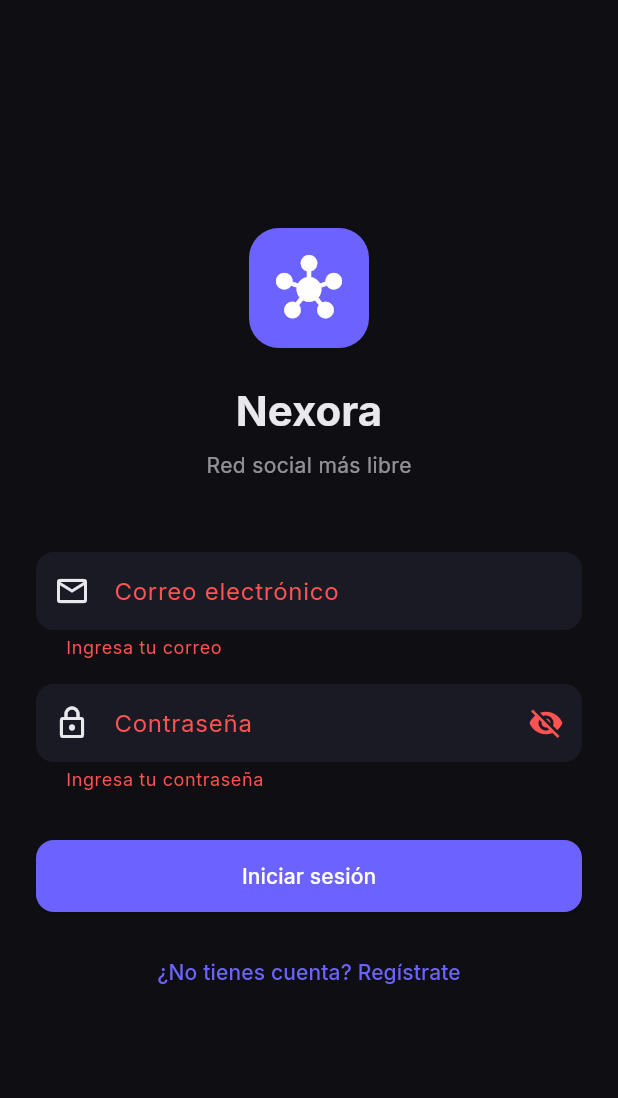
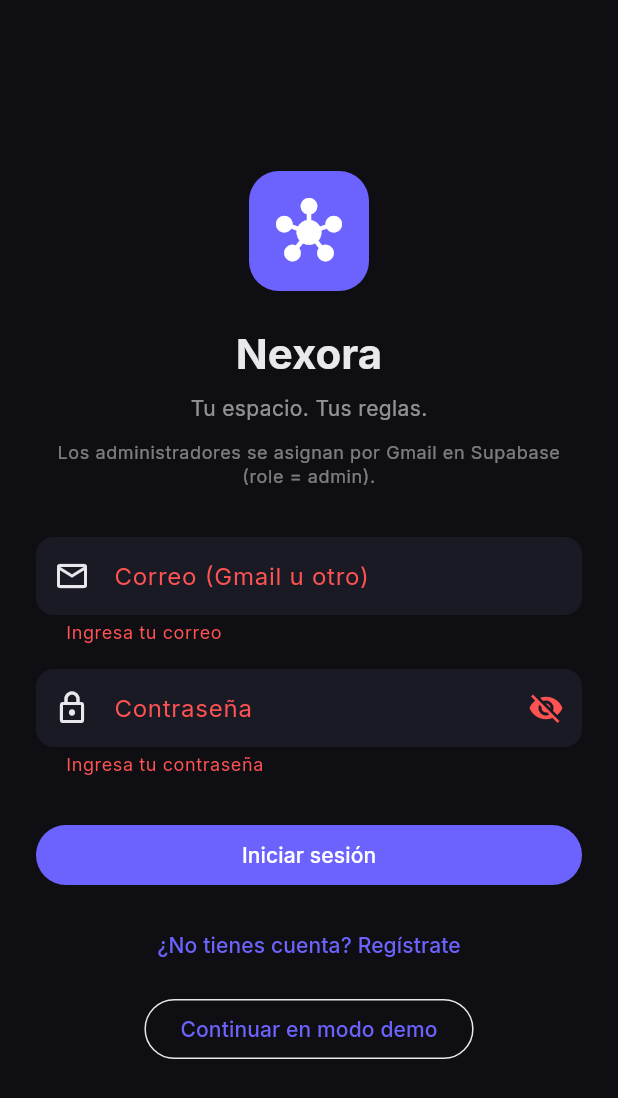
Before and after one commit to velazquezeleazarf51-spec/nexora, a Flutter app: the screen it shows after launch, after a tap on "Iniciar sesión", on a phone screen of 412 x 824 dp. Shown: the top 1098 px of the screen. Run offline on Flutter 3.47's test engine with Material 3 defaults, Android fonts, the phone set to English and light mode, and no system bars; our stand-ins replace flutter_riverpod, google_fonts, hive_flutter, supabase_flutter; accounts and stored records are empty.

Commit message:
Login y Splash navegan a HomeScreen; registro con Gmail; modo demo

```diff
--- a/lib/features/auth/presentation/login_screen.dart
+++ b/lib/features/auth/presentation/login_screen.dart
@@ -2,9 +2,12 @@ import 'package:flutter/material.dart';
 import 'package:flutter_riverpod/flutter_riverpod.dart';
 import 'package:supabase_flutter/supabase_flutter.dart';
 
+import '../../home/home_screen.dart';
+import '../../../core/constants.dart';
+
 class LoginScreen extends ConsumerStatefulWidget {
-  const LoginScreen({super.key});
-
+  const LoginScreen({super.key, this.supabaseReady = true});
+  final bool supabaseReady;
   @override
   ConsumerState<LoginScreen> createState() => _LoginScreenState();
 }
@@ -12,45 +15,72 @@ class LoginScreen extends ConsumerStatefulWidget {
 class _LoginScreenState extends ConsumerState<LoginScreen> {
   final _emailController = TextEditingController();
   final _passwordController = TextEditingController();
+  final _usernameController = TextEditingController();
   final _formKey = GlobalKey<FormState>();
   bool _isLoading = false;
   bool _obscurePassword = true;
+  bool _isRegistering = false;
 
   @override
   void dispose() {
     _emailController.dispose();
     _passwordController.dispose();
+    _usernameController.dispose();
     super.dispose();
   }
 
-  Future<void> _login() async {
+  void _goHome({required bool isDemo, String? email}) {
+    Navigator.of(context).pushAndRemoveUntil(
+      MaterialPageRoute(
+        builder: (_) => HomeScreen(
+          supabaseReady: widget.supabaseReady && Constants.hasSupabaseCredentials,
+          isDemo: isDemo,
+          displayName: email?.split('@').first ?? 'Usuario',
+        ),
+      ),
+      (_) => false,
+    );
+  }
+
+  Future<void> _submit() async {
     if (!_formKey.currentState!.validate()) return;
-
+    if (!Constants.hasSupabaseCredentials) {
+      ScaffoldMessenger.of(context).showSnackBar(
+        const SnackBar(content: Text('Configura Supabase en constants.dart o usa modo demo')),
+      );
+      return;
+    }
     setState(() => _isLoading = true);
-
+    final email = _emailController.text.trim();
     try {
-      await Supabase.instance.client.auth.signInWithPassword(
-        email: _emailController.text.trim(),
-        password: _passwordController.text,
-      );
-
-      if (mounted) {
-        // TODO: Navegar al Home
-        ScaffoldMessenger.of(context).showSnackBar(
-          const SnackBar(content: Text('Inicio de sesión exitoso')),
+      final client = Supabase.instance.client;
+      if (_isRegistering) {
+        final res = await client.auth.signUp(
+          email: email,
+          password: _passwordController.text,
+          data: {
+            'username': _usernameController.text.trim().isEmpty ? email.split('@').first : _usernameController.text.trim(),
+            'display_name': _usernameController.text.trim().isEmpty ? email.split('@').first : _usernameController.text.trim(),
+          },
         );
+        if (res.session != null && mounted) {
+          _goHome(isDemo: false, email: email);
+        } else if (mounted) {
+          ScaffoldMessenger.of(context).showSnackBar(
+            const SnackBar(content: Text('Revisa tu correo para confirmar la cuenta')),
+          );
+        }
+      } else {
+        await client.auth.signInWithPassword(email: email, password: _passwordController.text);
+        if (mounted) _goHome(isDemo: false, email: email);
       }
     } on AuthException catch (e) {
       if (mounted) {
-        ScaffoldMessenger.of(context).showSnackBar(
-          SnackBar(content: Text(e.message), backgroundColor: Colors.red),
-        );
+        ScaffoldMessenger.of(context).showSnackBar(SnackBar(content: Text(e.message), backgroundColor: Colors.red));
       }
     } catch (e) {
       if (mounted) {
-        ScaffoldMessenger.of(context).showSnackBar(
-          const SnackBar(content: Text('Error inesperado'), backgroundColor: Colors.red),
-        );
+        ScaffoldMessenger.of(context).showSnackBar(SnackBar(content: Text('Error: $e'), backgroundColor: Colors.red));
       }
     } finally {
       if (mounted) setState(() => _isLoading = false);
@@ -60,7 +90,6 @@ class _LoginScreenState extends ConsumerState<LoginScreen> {
   @override
   Widget build(BuildContext context) {
     final theme = Theme.of(context);
-
     return Scaffold(
       body: SafeArea(
         child: Center(
@@ -71,91 +100,61 @@ class _LoginScreenState extends ConsumerState<LoginScreen> {
               child: Column(
                 mainAxisAlignment: MainAxisAlignment.center,
                 children: [
-                  // Logo
                   Container(
-                    width: 80,
-                    height: 80,
-                    decoration: BoxDecoration(
-                      color: theme.colorScheme.primary,
-                      borderRadius: BorderRadius.circular(20),
-                    ),
+                    width: 80, height: 80,
+                    decoration: BoxDecoration(color: theme.colorScheme.primary, borderRadius: BorderRadius.circular(20)),
                     child: const Icon(Icons.hub_rounded, size: 44, color: Colors.white),
                   ),
                   const SizedBox(height: 24),
-                  Text(
-                    'Nexora',
-                    style: theme.textTheme.headlineMedium?.copyWith(
-                      fontWeight: FontWeight.bold,
-                    ),
-                  ),
+                  Text('Nexora', style: theme.textTheme.headlineMedium?.copyWith(fontWeight: FontWeight.bold)),
                   const SizedBox(height: 8),
-                  Text(
-                    'Red social más libre',
-                    style: theme.textTheme.bodyMedium?.copyWith(
-                      color: theme.colorScheme.onSurface.withOpacity(0.6),
-                    ),
-                  ),
-                  const SizedBox(height: 48),
-
-                  // Email
+                  Text('Tu espacio. Tus reglas.', style: theme.textTheme.bodyMedium?.copyWith(color: theme.colorScheme.onSurface.withOpacity(0.6))),
+                  const SizedBox(height: 12),
+                  Text('Los administradores se asignan por Gmail en Supabase (role = admin).', textAlign: TextAlign.center, style: theme.textTheme.bodySmall?.copyWith(color: theme.colorScheme.onSurface.withOpacity(0.5))),
+                  const SizedBox(height: 32),
+                  if (_isRegistering) ...[
+                    TextFormField(controller: _usernameController, decoration: const InputDecoration(labelText: 'Nombre de usuario', prefixIcon: Icon(Icons.person_outline))),
+                    const SizedBox(height: 16),
+                  ],
                   TextFormField(
                     controller: _emailController,
                     keyboardType: TextInputType.emailAddress,
-                    decoration: const InputDecoration(
-                      labelText: 'Correo electrónico',
-                      prefixIcon: Icon(Icons.email_outlined),
-                    ),
-                    validator: (value) {
-                      if (value == null || value.isEmpty) return 'Ingresa tu correo';
-                      if (!value.contains('@')) return 'Correo inválido';
+                    decoration: const InputDecoration(labelText: 'Correo (Gmail u otro)', prefixIcon: Icon(Icons.email_outlined)),
+                    validator: (v) {
+                      if (v == null || v.isEmpty) return 'Ingresa tu correo';
+                      if (!v.contains('@')) return 'Correo inválido';
                       return null;
                     },
                   ),
                   const SizedBox(height: 16),
-
-                  // Password
                   TextFormField(
                     controller: _passwordController,
                     obscureText: _obscurePassword,
                     decoration: InputDecoration(
                       labelText: 'Contraseña',
                       prefixIcon: const Icon(Icons.lock_outlined),
-                      suffixIcon: IconButton(
-                        icon: Icon(_obscurePassword ? Icons.visibility_off : Icons.visibility),
-                        onPressed: () => setState(() => _obscurePassword = !_obscurePassword),
-                      ),
+                      suffixIcon: IconButton(icon: Icon(_obscurePassword ? Icons.visibility_off : Icons.visibility), onPressed: () => setState(() => _obscurePassword = !_obscurePassword)),
                     ),
-                    validator: (value) {
-                      if (value == null || value.isEmpty) return 'Ingresa tu contraseña';
-                      if (value.length < 6) return 'Mínimo 6 caracteres';
+                    validator: (v) {
+                      if (v == null || v.isEmpty) return 'Ingresa tu contraseña';
+                      if (v.length < 6) return 'Mínimo 6 caracteres';
                       return null;
                     },
                   ),
-                  const SizedBox(height: 32),
-
-                  // Botón Login
+                  const SizedBox(height: 28),
                   SizedBox(
                     width: double.infinity,
-                    child: ElevatedButton(
-                      onPressed: _isLoading ? null : _login,
+                    child: FilledButton(
+                      onPressed: _isLoading ? null : _submit,
                       child: _isLoading
-                          ? const SizedBox(
-                              height: 20,
-                              width: 20,
-                              child: CircularProgressIndicator(strokeWidth: 2, color: Colors.white),
-                            )
-                          : const Text('Iniciar sesión'),
+                          ? const SizedBox(height: 20, width: 20, child: CircularProgressIndicator(strokeWidth: 2, color: Colors.white))
+                          : Text(_isRegistering ? 'Crear cuenta' : 'Iniciar sesión'),
                     ),
                   ),
-                  const SizedBox(height: 16),
-
-                  // Ir a registro
-                  TextButton(
-                    onPressed: () {
-                      // TODO: Navegar a RegisterScreen
-                    },
-                    child: const Text('¿No tienes cuenta? Regístrate'),
-                  ),
+                  const SizedBox(height: 12),
+                  TextButton(onPressed: () => setState(() => _isRegistering = !_isRegistering), child: Text(_isRegistering ? '¿Ya tienes cuenta? Inicia sesión' : '¿No tienes cuenta? Regístrate')),
+                  const SizedBox(height: 8),
+                  OutlinedButton(onPressed: () => _goHome(isDemo: true, email: 'demo'), child: const Text('Continuar en modo demo')),
                 ],
               ),
             ),
--- a/lib/features/auth/presentation/splash_screen.dart
+++ b/lib/features/auth/presentation/splash_screen.dart
@@ -2,12 +2,13 @@ import 'package:flutter/material.dart';
 import 'package:flutter_riverpod/flutter_riverpod.dart';
 import 'package:supabase_flutter/supabase_flutter.dart';
 
+import '../../../core/constants.dart';
+import '../../home/home_screen.dart';
 import 'login_screen.dart';
-import '../../home/presentation/home_shell.dart';
 
 class SplashScreen extends ConsumerStatefulWidget {
-  const SplashScreen({super.key});
-
+  const SplashScreen({super.key, this.supabaseReady = true});
+  final bool supabaseReady;
   @override
   ConsumerState<SplashScreen> createState() => _SplashScreenState();
 }
@@ -20,72 +21,44 @@ class _SplashScreenState extends ConsumerState<SplashScreen> {
   }
 
   Future<void> _checkAuth() async {
-    await Future.delayed(const Duration(milliseconds: 1200));
-
-    final session = Supabase.instance.client.auth.currentSession;
-
+    await Future.delayed(const Duration(milliseconds: 900));
     if (!mounted) return;
-
+    final ready = widget.supabaseReady && Constants.hasSupabaseCredentials;
+    Session? session;
+    if (ready) {
+      try { session = Supabase.instance.client.auth.currentSession; } catch (_) {}
+    }
+    if (!mounted) return;
     if (session != null) {
-      Navigator.of(context).pushReplacement(
-        MaterialPageRoute(builder: (_) => const HomeShell()),
-      );
+      final email = session.user.email ?? 'Usuario';
+      Navigator.of(context).pushReplacement(MaterialPageRoute(
+        builder: (_) => HomeScreen(supabaseReady: true, isDemo: false, displayName: email.split('@').first),
+      ));
     } else {
-      Navigator.of(context).pushReplacement(
-        MaterialPageRoute(builder: (_) => const LoginScreen()),
-      );
+      Navigator.of(context).pushReplacement(MaterialPageRoute(
+        builder: (_) => LoginScreen(supabaseReady: ready),
+      ));
     }
   }
 
   @override
   Widget build(BuildContext context) {
     final theme = Theme.of(context);
-
     return Scaffold(
-      backgroundColor: theme.scaffoldBackgroundColor,
       body: Center(
-        child: Column(
-          mainAxisAlignment: MainAxisAlignment.center,
-          children: [
-            Container(
-              width: 100,
-              height: 100,
-              decoration: BoxDecoration(
-                color: theme.colorScheme.primary,
-                borderRadius: BorderRadius.circular(24),
-              ),
-              child: const Icon(
-                Icons.hub_rounded,
-                size: 56,
-                color: Colors.white,
-              ),
-            ),
-            const SizedBox(height: 24),
-            Text(
-              'Nexora',
-              style: theme.textTheme.headlineMedium?.copyWith(
-                fontWeight: FontWeight.bold,
-                letterSpacing: 1.2,
-              ),
-            ),
-            const SizedBox(height: 8),
-            Text(
-              'Red social más libre',
-              style: theme.textTheme.bodyMedium?.copyWith(
-                color: theme.colorScheme.onSurface.withOpacity(0.6),
-              ),
-            ),
-            const SizedBox(height: 48),
-            SizedBox(
-              width: 28,
-              height: 28,
-              child: CircularProgressIndicator(
-                strokeWidth: 2.5,
-                color: theme.colorScheme.primary,
-              ),
-            ),
-          ],
-        ),
+        child: Column(mainAxisAlignment: MainAxisAlignment.center, children: [
+          Container(
+            width: 100, height: 100,
+            decoration: BoxDecoration(color: theme.colorScheme.primary, borderRadius: BorderRadius.circular(24)),
+            child: const Icon(Icons.hub_rounded, size: 56, color: Colors.white),
+          ),
+          const SizedBox(height: 24),
+          Text('Nexora', style: theme.textTheme.headlineMedium?.copyWith(fontWeight: FontWeight.bold)),
+          const SizedBox(height: 8),
+          Text('Tu espacio. Tus reglas.', style: theme.textTheme.bodyMedium?.copyWith(color: theme.colorScheme.onSurface.withOpacity(0.6))),
+          const SizedBox(height: 40),
+          SizedBox(width: 28, height: 28, child: CircularProgressIndicator(strokeWidth: 2.5, color: theme.colorScheme.primary)),
+        ]),
       ),
     );
   }
```
